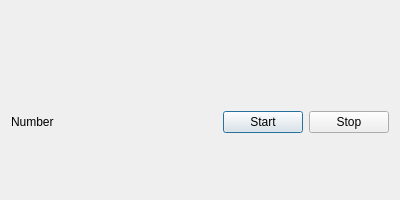
Before: the Qt Designer form MyGuiThread/dialog.ui in andrei-crisu/QThread_gui_tutorial_1, drawn with Qt 5.
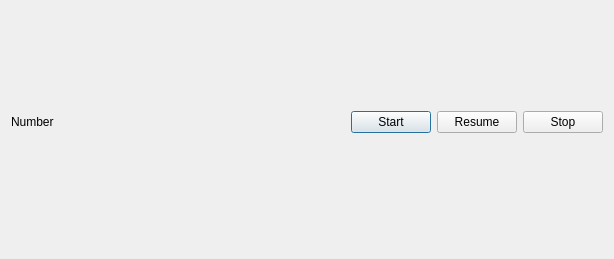
After: the same form once the commit is applied.

The edit to the form file:
```diff
--- a/MyGuiThread/dialog.ui
+++ b/MyGuiThread/dialog.ui
@@ -6,8 +6,8 @@
    <rect>
     <x>0</x>
     <y>0</y>
-    <width>400</width>
-    <height>200</height>
+    <width>614</width>
+    <height>259</height>
    </rect>
   </property>
   <property name="sizePolicy">
@@ -83,6 +83,13 @@
        </property>
       </widget>
      </item>
+     <item>
+      <widget class="QPushButton" name="pushButton">
+       <property name="text">
+        <string>Resume</string>
+       </property>
+      </widget>
+     </item>
      <item>
       <widget class="QPushButton" name="stop">
        <property name="minimumSize">
```
